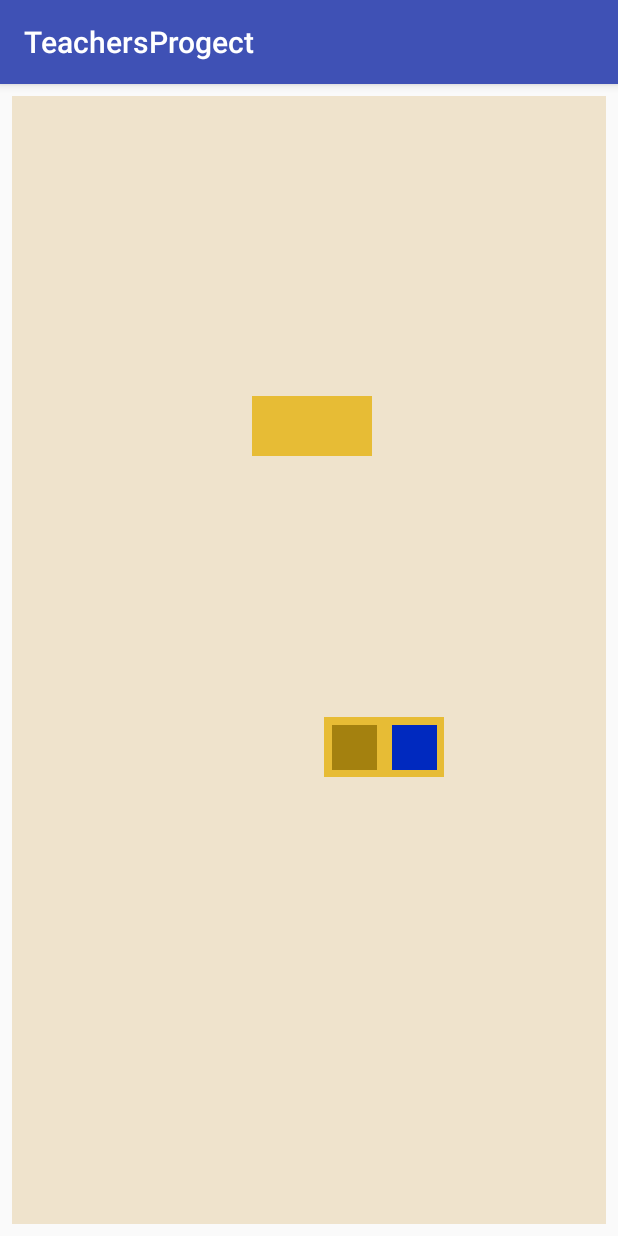
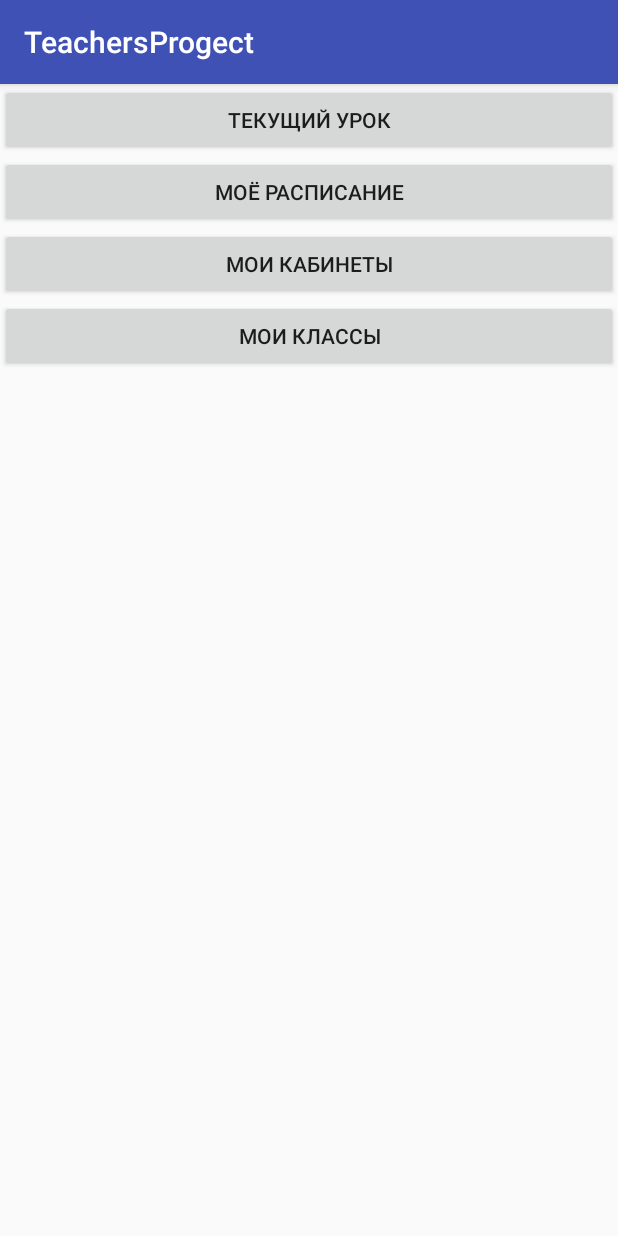
Before and after one commit to Texnar13/ItSchoolProject, an Android app: the screen it shows after launch (Main before the commit, StartScreenActivity after it), on a phone screen of 412 x 824 dp. Run offline under Robolectric (Android 15) with nearby library versions, the light colour scheme and no system bars.

Commit message:
26_03_2017

```diff
--- a/TeachersProgect/app/build.gradle
+++ b/TeachersProgect/app/build.gradle
@@ -25,5 +25,7 @@
         exclude group: 'com.android.support', module: 'support-annotations'
     })
     compile 'com.android.support:appcompat-v7:25.1.0'
+    compile 'com.android.support.constraint:constraint-layout:1.0.2'
+    compile 'com.android.support:design:25.3.0'
     testCompile 'junit:junit:4.12'
 }
--- a/TeachersProgect/app/src/main/java/com/learning/texnar13/teachersprogect/Main.java
+++ b/TeachersProgect/app/src/main/java/com/learning/texnar13/teachersprogect/LessonActivity.java
@@ -12,7 +12,7 @@
 
 import java.util.ArrayList;
 
-public class Main extends AppCompatActivity {
+public class LessonActivity extends AppCompatActivity {
 
     @Override
     protected void onCreate(Bundle savedInstanceState) {
--- /dev/null
+++ b/TeachersProgect/app/src/main/java/com/learning/texnar13/teachersprogect/StartScreenActivity.java
@@ -0,0 +1,57 @@
+package com.learning.texnar13.teachersprogect;
+
+import android.content.Intent;
+import android.os.Bundle;
+import android.support.v7.app.AppCompatActivity;
+import android.view.View;
+import android.widget.Button;
+
+
+public class StartScreenActivity extends AppCompatActivity implements View.OnClickListener {
+
+    Button buttonNow;//текущий урок
+    Button buttonSchedule;//расписание
+    Button buttonCabinets;//кабинеты
+    Button buttonClasses;//классы
+
+
+    @Override
+    protected void onCreate(Bundle savedInstanceState) {
+        super.onCreate(savedInstanceState);
+        setContentView(R.layout.activity_start_screen);
+        buttonNow = (Button) findViewById(R.id.start_menu_button_now);
+        buttonSchedule = (Button) findViewById(R.id.start_menu_button_schedule);
+        buttonCabinets = (Button) findViewById(R.id.start_menu_button_my_cabinets);
+        buttonClasses = (Button) findViewById(R.id.start_menu_button_my_classes);
+
+        buttonNow.setOnClickListener(this);
+        buttonSchedule.setOnClickListener(this);
+        buttonCabinets.setOnClickListener(this);
+        buttonClasses.setOnClickListener(this);
+
+    }
+
+    @Override
+    public void onClick(View view) {
+
+        switch (view.getId()) {
+            case R.id.start_menu_button_now: {
+                Intent intent = new Intent(this, LessonActivity.class);
+                startActivity(intent);
+            }
+            break;
+            case R.id.start_menu_button_schedule:
+
+                break;
+            case R.id.start_menu_button_my_cabinets:
+
+                break;
+            case R.id.start_menu_button_my_classes: {
+                Intent intent = new Intent(this, ListOfActivity.class);
+                startActivity(intent);
+            }
+            break;
+        }
+
+    }
+}
--- a/TeachersProgect/app/src/main/res/layout/activity_main.xml
+++ b/TeachersProgect/app/src/main/res/layout/activity_main.xml
@@ -8,7 +8,7 @@
     android:paddingLeft="@dimen/activity_horizontal_margin"
     android:paddingRight="@dimen/activity_horizontal_margin"
     android:paddingTop="@dimen/activity_vertical_margin"
-    tools:context="com.learning.texnar13.teachersprogect.Main">
+    tools:context="com.learning.texnar13.teachersprogect.LessonActivity">
 
     <RelativeLayout
         android:id="@+id/room_layout"
--- /dev/null
+++ b/TeachersProgect/app/src/main/res/layout/activity_start_screen.xml
@@ -0,0 +1,33 @@
+<?xml version="1.0" encoding="utf-8"?>
+<LinearLayout xmlns:android="http://schemas.android.com/apk/res/android"
+    xmlns:tools="http://schemas.android.com/tools"
+    android:orientation="vertical" android:layout_width="match_parent"
+    android:layout_height="match_parent"
+    tools:context="com.learning.texnar13.teachersprogect.StartScreenActivity">
+
+    <Button
+        android:id="@+id/start_menu_button_now"
+        android:layout_width="match_parent"
+        android:layout_height="wrap_content"
+        android:text="текущий урок" />
+
+    <Button
+        android:id="@+id/start_menu_button_schedule"
+        android:layout_width="match_parent"
+        android:layout_height="wrap_content"
+        android:text="моё расписание" />
+
+    <Button
+        android:id="@+id/start_menu_button_my_cabinets"
+        android:layout_width="match_parent"
+        android:layout_height="wrap_content"
+        android:text="мои кабинеты" />
+
+    <Button
+        android:id="@+id/start_menu_button_my_classes"
+        android:layout_width="match_parent"
+        android:layout_height="wrap_content"
+        android:text="мои классы" />
+
+
+</LinearLayout>
--- a/TeachersProgect/app/src/main/res/values/dimens.xml
+++ b/TeachersProgect/app/src/main/res/values/dimens.xml
@@ -2,4 +2,5 @@
     <!-- Default screen margins, per the Android Design guidelines. -->
     <dimen name="activity_horizontal_margin">8dp</dimen>
     <dimen name="activity_vertical_margin">8dp</dimen>
+    <dimen name="fab_margin">16dp</dimen>
 </resources>
--- a/TeachersProgect/app/src/main/res/values/strings.xml
+++ b/TeachersProgect/app/src/main/res/values/strings.xml
@@ -1,3 +1,6 @@
 <resources>
     <string name="app_name">TeachersProgect</string>
+    <string name="title_activity_list_of">ListOfActivity</string>
+    <string name="title_activity_lesson">Lesson</string>
+
 </resources>
--- a/TeachersProgect/app/src/main/res/values/styles.xml
+++ b/TeachersProgect/app/src/main/res/values/styles.xml
@@ -8,4 +8,13 @@
         <item name="colorAccent">@color/colorAccent</item>
     </style>
 
+    <style name="AppTheme.NoActionBar">
+        <item name="windowActionBar">false</item>
+        <item name="windowNoTitle">true</item>
+    </style>
+
+    <style name="AppTheme.AppBarOverlay" parent="ThemeOverlay.AppCompat.Dark.ActionBar" />
+
+    <style name="AppTheme.PopupOverlay" parent="ThemeOverlay.AppCompat.Light" />
+
 </resources>
```
Also changed, not shown: TeachersProgect/app/src/main/AndroidManifest.xml (+11 -1 lines), TeachersProgect/app/src/main/java/com/learning/texnar13/teachersprogect/ListOfActivity.java (added, +29 -0 lines), TeachersProgect/app/src/main/res/layout/activity_list_of.xml (added, +33 -0 lines), TeachersProgect/app/src/main/res/layout/content_list_of.xml (added, +13 -0 lines).
